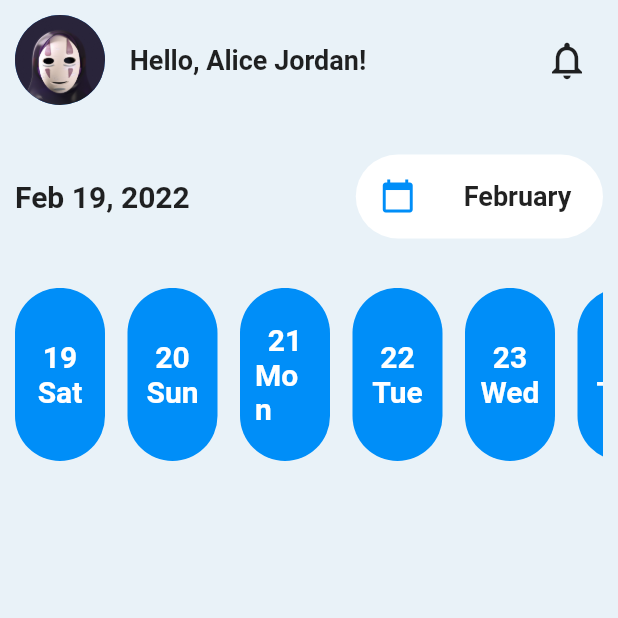
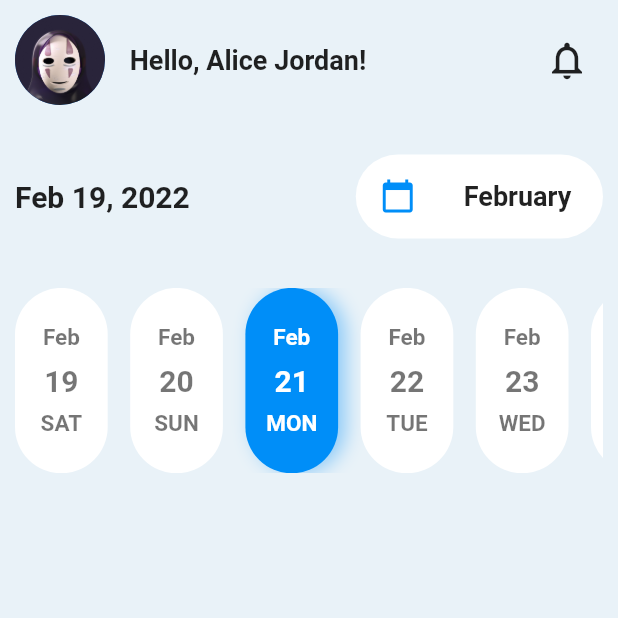
Before and after one commit to Amirnlz/task_management, a Flutter app: the screen it shows after launch, on a phone screen of 412 x 824 dp, the top half of it. Run offline on Flutter 3.47's test engine with Material 2 defaults, Android fonts, the phone set to English and light mode, and no system bars; our stand-ins replace get.

Commit message:
add date widgets

```diff
--- a/lib/helpers/contants.dart
+++ b/lib/helpers/contants.dart
@@ -16,32 +16,7 @@ const TextStyle kDefaultTextStyleBold = TextStyle(
   fontWeight: FontWeight.bold,
 );
 
-const List<String> longMonthNames = [
-  'January',
-  'February',
-  'March',
-  'April',
-  'May',
-  'June',
-  'July',
-  'August',
-  'September',
-  'October',
-  'November',
-  'December'
-];
-
-const List<String> shortMonthNames = [
-  'Jan',
-  'Feb',
-  'Mar',
-  'Apr',
-  'May',
-  'Jun',
-  'Jul',
-  'Aug',
-  'Sep',
-  'Oct',
-  'Nov',
-  'Dec'
-];
+const TextStyle kSmallDateTextStyle = TextStyle(
+  fontSize: 15.0,
+  fontWeight: FontWeight.bold,
+);
--- /dev/null
+++ b/lib/models/timeline_controller.dart
@@ -0,0 +1,35 @@
+import 'package:get/state_manager.dart';
+
+class TimelineController extends GetxController {
+  RxMap<DateTime, RxBool> dates;
+
+  final Rx<DateTime> _selectedDate;
+
+  TimelineController({
+    required this.dates,
+    required DateTime currentDate,
+  }) : _selectedDate = Rx(currentDate);
+
+  void addDate(DateTime date, RxBool isSelected) {
+    dates.addIf(!_isDuplicate(date), date, isSelected);
+  }
+
+  bool _isDuplicate(DateTime date) {
+    return dates.containsKey(date);
+  }
+
+  void changeSelectedDate(DateTime date) {
+    _changeDateBool(_selectedDate.value);
+    _selectedDate.value = date;
+    _changeDateBool(date);
+  }
+
+  void _changeDateBool(DateTime date) {
+    dates.update(date, (isSelected) => _changeValue(isSelected));
+  }
+
+  RxBool _changeValue(RxBool value) {
+    //
+    return value.value ? false.obs : true.obs;
+  }
+}
--- a/lib/screens/home/components/date_timeline.dart
+++ b/lib/screens/home/components/date_timeline.dart
@@ -1,32 +1,77 @@
 import 'package:flutter/material.dart';
 import 'package:get/get.dart';
-import 'package:task_management/screens/home/components/date_widget.dart';
+
+import '../../../models/timeline_controller.dart';
+import 'date_timeline_box.dart';
 
 class DateTimeline extends StatelessWidget {
-  DateTimeline({Key? key}) : super(key: key);
-  final DateTime startDate = DateTime.now();
-  final int daysCount = 500;
+  DateTimeline({
+    Key? key,
+    required this.startDate,
+    this.controller,
+    this.onDateChange,
+  }) : super(key: key);
+
+  final DateTime startDate;
+  final DatePickerController? controller;
+  final DateTime initialSelectedDate = DateTime(
+    DateTime.now().year,
+    DateTime.now().month,
+    DateTime.now().day,
+  );
+  final void Function(DateTime)? onDateChange;
   final ScrollController _controller = ScrollController();
+
+  late final DateTime _currentDate =
+      initialSelectedDate.add(const Duration(days: 2));
 
   @override
   Widget build(BuildContext context) {
+    final TimelineController controller = Get.put(
+        TimelineController(dates: RxMap({}), currentDate: _currentDate));
+
     return SizedBox(
-      height: Get.height * 0.14,
+      height: Get.height * 0.15,
       child: ListView.builder(
-        itemCount: daysCount,
+        itemCount: 365,
         scrollDirection: Axis.horizontal,
         controller: _controller,
         itemBuilder: (context, index) {
-          DateTime date;
-          DateTime _date = startDate.add(Duration(days: index));
-          date = DateTime(_date.year, _date.month, _date.day);
+          DateTime date = _getDate(index);
+          bool isSelected = _isAtSameDate(date, _currentDate);
 
-          return DateWidget(
-            date: date,
-            isSelected: true,
+          controller.addDate(date, RxBool(isSelected));
+
+          return Obx(
+            () => DateTimelineBox(
+              date: date,
+              isSelected: controller.dates[date]!.value,
+              onDateSelected: (selectedDate) {
+                if (onDateChange != null) {
+                  onDateChange!(selectedDate);
+                }
+
+                controller.changeSelectedDate(selectedDate);
+              },
+            ),
           );
         },
       ),
     );
   }
+
+  DateTime _getDate(int index) {
+    DateTime date;
+    DateTime _date = startDate.add(Duration(days: index));
+    date = DateTime(_date.year, _date.month, _date.day);
+    return date;
+  }
+
+  bool _isAtSameDate(DateTime date1, DateTime date2) {
+    return date1.day == date2.day &&
+        date1.month == date2.month &&
+        date1.year == date2.year;
+  }
 }
+
+class DatePickerController {}
--- /dev/null
+++ b/lib/screens/home/components/date_timeline_box.dart
@@ -0,0 +1,82 @@
+import 'package:flutter/material.dart';
+import 'package:get/get.dart';
+import 'package:intl/intl.dart';
+
+import '../../../helpers/extensions/date_extension.dart';
+import '../../../helpers/contants.dart';
+
+class DateTimelineBox extends StatelessWidget {
+  final DateTime date;
+  final bool isSelected;
+  final void Function(DateTime)? onDateSelected;
+
+  const DateTimelineBox({
+    Key? key,
+    required this.date,
+    required this.isSelected,
+    this.onDateSelected,
+  }) : super(key: key);
+
+  @override
+  Widget build(BuildContext context) {
+    return GestureDetector(
+      child: Container(
+        width: Get.width * 0.15,
+        margin: const EdgeInsets.only(right: 15.0),
+        decoration: boxDecoration(),
+        child: Padding(
+          padding: const EdgeInsets.all(10),
+          child: boxDateText(),
+        ),
+      ),
+      onTap: () {
+        if (onDateSelected != null) {
+          onDateSelected!(date);
+        }
+      },
+    );
+  }
+
+  BoxDecoration boxDecoration() {
+    return BoxDecoration(
+      borderRadius: const BorderRadius.all(Radius.circular(kDefaultRadius)),
+      color: isSelected ? primaryColor : Colors.white,
+      boxShadow: [
+        if (isSelected)
+          BoxShadow(
+            color: primaryColor.withOpacity(0.4),
+            offset: const Offset(5, 0),
+            blurRadius: 10,
+          ),
+      ],
+    );
+  }
+
+  Column boxDateText() {
+    return Column(
+      mainAxisAlignment: MainAxisAlignment.center,
+      children: [
+        Text(
+          date.shortMonthName,
+          style: kSmallDateTextStyle.copyWith(
+            color: isSelected ? Colors.white : Colors.black54,
+          ),
+        ),
+        const SizedBox(height: 8),
+        Text(
+          date.day.toString(),
+          style: kDefaultTextStyleBold.copyWith(
+            color: isSelected ? Colors.white : Colors.black54,
+          ),
+        ),
+        const SizedBox(height: 8),
+        Text(
+          DateFormat.E().format(date).toUpperCase(),
+          style: kSmallDateTextStyle.copyWith(
+            color: isSelected ? Colors.white : Colors.black54,
+          ),
+        ),
+      ],
+    );
+  }
+}
--- a/lib/screens/home/components/date_widget.dart
+++ /dev/null
@@ -1,46 +0,0 @@
-import 'package:flutter/material.dart';
-import 'package:intl/intl.dart';
-import 'package:task_management/helpers/contants.dart';
-
-class DateWidget extends StatelessWidget {
-  const DateWidget({required this.date, required this.isSelected, Key? key})
-      : super(key: key);
-
-  final DateTime date;
-  final bool isSelected;
-
-  @override
-  Widget build(BuildContext context) {
-    return Container(
-      width: 60,
-      height: 80,
-      margin: const EdgeInsets.only(right: 15.0),
-      decoration: BoxDecoration(
-        color: isSelected ? primaryColor : Colors.white,
-        borderRadius: BorderRadius.circular(kDefaultRadius),
-      ),
-      child: Padding(
-        padding: const EdgeInsets.all(10.0),
-        child: Column(
-          mainAxisAlignment: MainAxisAlignment.center,
-          children: [
-            Text(
-              date.day.toString(),
-              style: kDefaultTextStyleBold.copyWith(
-                color: isSelected ? Colors.white : Colors.black,
-                fontWeight: isSelected ? FontWeight.bold : FontWeight.normal,
-              ),
-            ),
-            Text(
-              DateFormat.E().format(date),
-              style: kDefaultTextStyleBold.copyWith(
-                color: isSelected ? Colors.white : Colors.black,
-                fontWeight: isSelected ? FontWeight.bold : FontWeight.normal,
-              ),
-            ),
-          ],
-        ),
-      ),
-    );
-  }
-}
--- /dev/null
+++ b/lib/screens/home/components/date_widgets.dart
@@ -0,0 +1,46 @@
+import 'package:flutter/material.dart';
+import 'package:get/get.dart';
+
+import '../../../helpers/extensions/date_extension.dart';
+import '../../../helpers/contants.dart';
+import 'date_timeline.dart';
+
+class DateWidgets extends StatelessWidget {
+  const DateWidgets({Key? key}) : super(key: key);
+
+  @override
+  Widget build(BuildContext context) {
+    return Column(
+      children: [
+        Row(
+          mainAxisAlignment: MainAxisAlignment.spaceBetween,
+          children: [
+            Text(
+              DateTime.now().justDate,
+              style: kDefaultTextStyleBold,
+            ),
+            Container(
+              width: Get.width * 0.4,
+              decoration: BoxDecoration(
+                borderRadius: BorderRadius.circular(kDefaultRadius),
+                color: Colors.white,
+              ),
+              child: ListTile(
+                leading: const Icon(
+                  Icons.calendar_today,
+                  color: primaryColor,
+                ),
+                title: Text(
+                  DateTime.now().longMonthName,
+                  style: kDefaultTextStyle,
+                ),
+              ),
+            ),
+          ],
+        ),
+        SizedBox(height: Get.height * 0.04),
+        DateTimeline(startDate: DateTime.now()),
+      ],
+    );
+  }
+}
--- a/lib/screens/home/home_screen.dart
+++ b/lib/screens/home/home_screen.dart
@@ -1,8 +1,8 @@
 import 'package:flutter/material.dart';
 import 'package:get/get.dart';
-import 'package:task_management/helpers/contants.dart';
-import 'package:task_management/helpers/extensions/date_extension.dart';
-import 'package:task_management/screens/home/components/date_timeline.dart';
+
+import '../../helpers/contants.dart';
+import 'components/date_widgets.dart';
 
 class HomeScreen extends StatelessWidget {
   const HomeScreen({Key? key}) : super(key: key);
@@ -17,34 +17,7 @@ class HomeScreen extends StatelessWidget {
             children: [
               userInfoWidgets(),
               verticalSpace(),
-              Row(
-                mainAxisAlignment: MainAxisAlignment.spaceBetween,
-                children: [
-                  Text(
-                    DateTime.now().justDate,
-                    style: kDefaultTextStyleBold,
-                  ),
-                  Container(
-                    width: Get.width * 0.4,
-                    decoration: BoxDecoration(
-                      borderRadius: BorderRadius.circular(kDefaultRadius),
-                      color: Colors.white,
-                    ),
-                    child: ListTile(
-                      leading: const Icon(
-                        Icons.calendar_today,
-                        color: primaryColor,
-                      ),
-                      title: Text(
-                        DateTime.now().longMonthName,
-                        style: kDefaultTextStyle,
-                      ),
-                    ),
-                  ),
-                ],
-              ),
-              verticalSpace(),
-              DateTimeline(),
+              const DateWidgets(),
             ],
           ),
         ),
```
